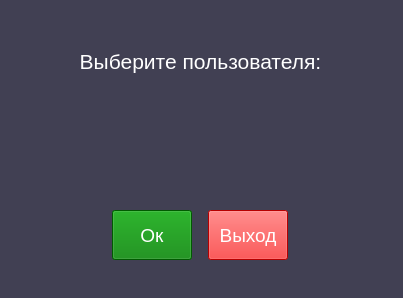
This is grafic/select_user.ui in gwindblaids/timetracker as Qt 5 draws it before an edit. The edited form follows.
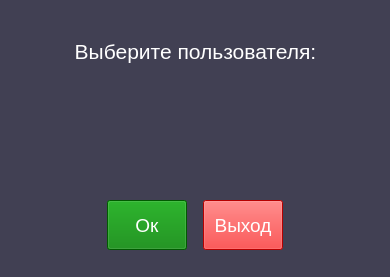
This is the edited form. Icons and pictures are not drawn.

What changed in the file:
```diff
--- a/grafic/select_user.ui
+++ b/grafic/select_user.ui
@@ -6,8 +6,8 @@
    <rect>
     <x>0</x>
     <y>0</y>
-    <width>403</width>
-    <height>298</height>
+    <width>390</width>
+    <height>277</height>
    </rect>
   </property>
   <property name="sizePolicy">
@@ -18,8 +18,8 @@
   </property>
   <property name="minimumSize">
    <size>
-    <width>403</width>
-    <height>298</height>
+    <width>390</width>
+    <height>277</height>
    </size>
   </property>
   <property name="maximumSize">
@@ -45,9 +45,9 @@
    <widget class="QWidget" name="verticalLayoutWidget">
     <property name="geometry">
      <rect>
-      <x>60</x>
-      <y>30</y>
-      <width>281</width>
+      <x>30</x>
+      <y>20</y>
+      <width>331</width>
       <height>231</height>
      </rect>
     </property>
```
